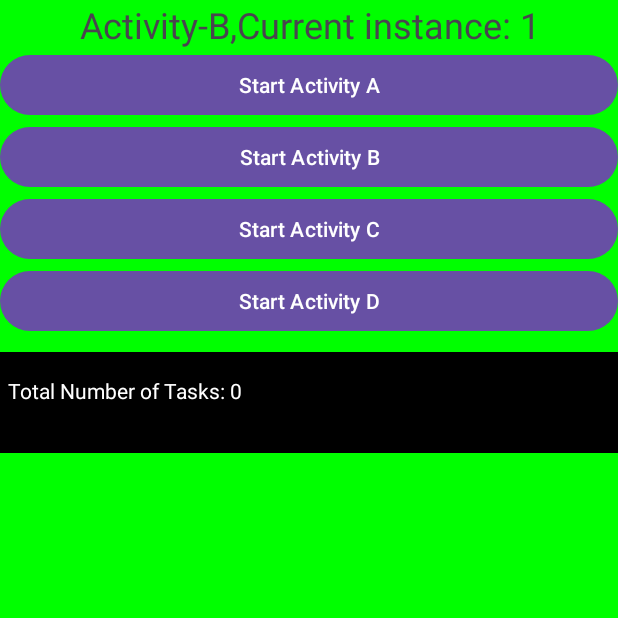
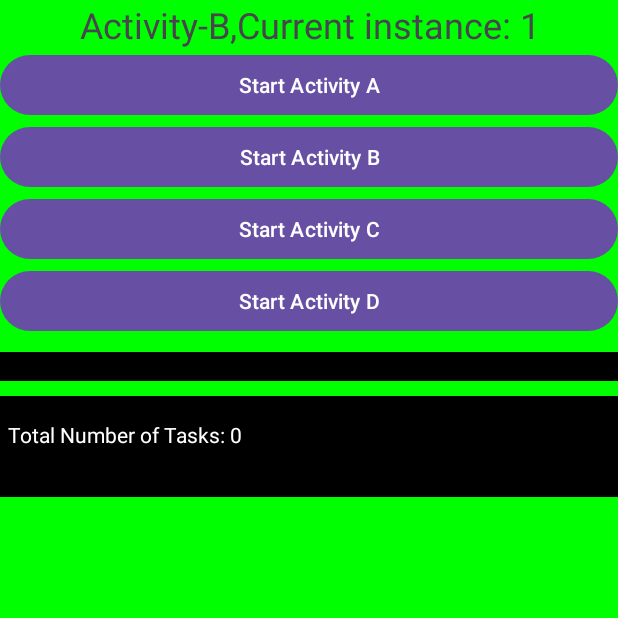
Before and after one commit to sribanavasi/android_lauch_modes, an Android app: the screen it shows after launch (Activity_B), after a tap on "Start Activity B", on a phone screen of 412 x 824 dp, the top half of it. Run offline under Robolectric (Android 15) with nearby library versions, the phone set to English and light mode, and no system bars.

Commit message:
launchMode="singleTop"

```diff
--- a/app/src/main/AndroidManifest.xml
+++ b/app/src/main/AndroidManifest.xml
@@ -26,7 +26,7 @@
         <activity
             android:name=".Activity_B"
             android:exported="false"
-            android:launchMode="standard" />
+            android:launchMode="singleTop" />
         <activity
             android:name=".Activity_C"
             android:exported="false"
--- a/app/src/main/java/com/appadda/launchmodeandstack/Activity_B.kt
+++ b/app/src/main/java/com/appadda/launchmodeandstack/Activity_B.kt
@@ -1,5 +1,6 @@
 package com.appadda.launchmodeandstack
 
+import android.content.Intent
 import android.os.Bundle
 import android.util.Log
 import android.view.View
@@ -13,6 +14,7 @@ class Activity_B : BaseActivity() {
     }
 
     private var currentInstanceValue = 0
+    private var newIntentCount = 0
 
     private var buttonStartActivityA: Button? = null
     private var buttonStartActivityB: Button? = null
@@ -20,6 +22,7 @@ class Activity_B : BaseActivity() {
     private var buttonStartActivityD: Button? = null
     private var textViewTaskInfo: TextView? = null
     private var textViewInstanceValue: TextView? = null
+    private var newIntentCountText: TextView? = null
 
     init {
         instanceCounter++
@@ -35,6 +38,7 @@ class Activity_B : BaseActivity() {
         buttonStartActivityD = findViewById<View>(R.id.buttonStartActivityD) as Button
         textViewTaskInfo = findViewById<View>(R.id.textViewTaskInfo) as TextView
         textViewInstanceValue = findViewById<View>(R.id.textViewInstanceValue) as TextView
+        newIntentCountText = findViewById<View>(R.id.newIntentCount) as TextView
         textViewInstanceValue!!.append(",Current instance: $currentInstanceValue")
         buttonStartActivityA!!.setOnClickListener(this)
         buttonStartActivityB!!.setOnClickListener(this)
@@ -42,11 +46,17 @@ class Activity_B : BaseActivity() {
         buttonStartActivityD!!.setOnClickListener(this)
     }
 
+    override fun onNewIntent(intent: Intent?) {
+        super.onNewIntent(intent)
+        newIntentCount++
+        newIntentCountText?.text = "new Intent Count: $newIntentCount"
+    }
+
 
     override fun onResume() {
         super.onResume()
         Log.i(TAG, "Instances: $currentInstanceValue")
-        textViewTaskInfo?.text = getAppTaskState()
+        textViewTaskInfo!!.text = getAppTaskState()
     }
 
     override fun onClick(view: View?) {
--- a/app/src/main/res/layout/activity_b.xml
+++ b/app/src/main/res/layout/activity_b.xml
@@ -40,12 +40,22 @@
         android:layout_height="wrap_content"
         android:text="Start Activity D" />
 
+    <TextView
+        android:id="@+id/newIntentCount"
+        android:layout_width="match_parent"
+        android:layout_height="wrap_content"
+        android:layout_marginTop="10dp"
+        android:background="#000000"
+        android:paddingLeft="5dp"
+        android:textColor="#FFFFFF" />
+
     <ScrollView
         android:layout_width="match_parent"
         android:layout_height="wrap_content"
         android:scrollbars="vertical">
 
-        <TextView
+
+    <TextView
             android:id="@+id/textViewTaskInfo"
             android:layout_width="match_parent"
             android:layout_height="wrap_content"
```
